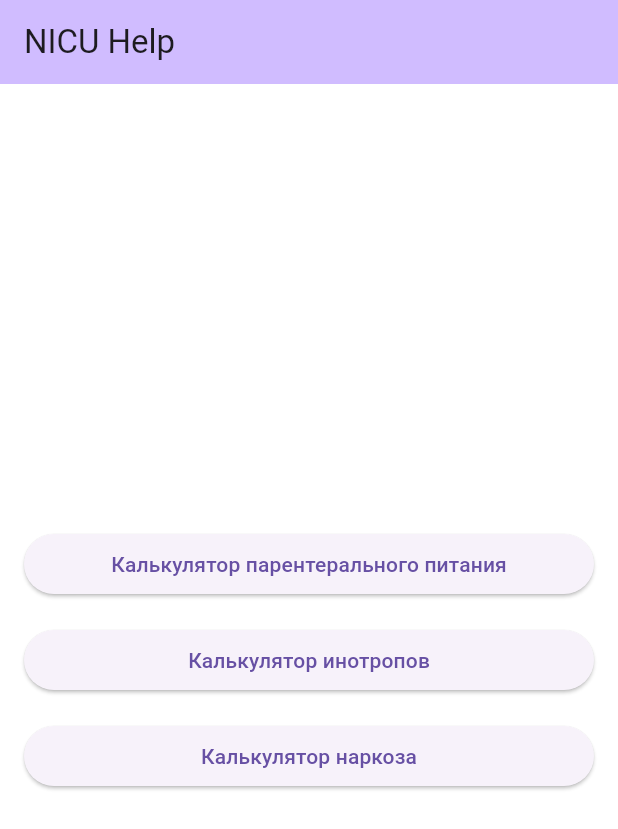
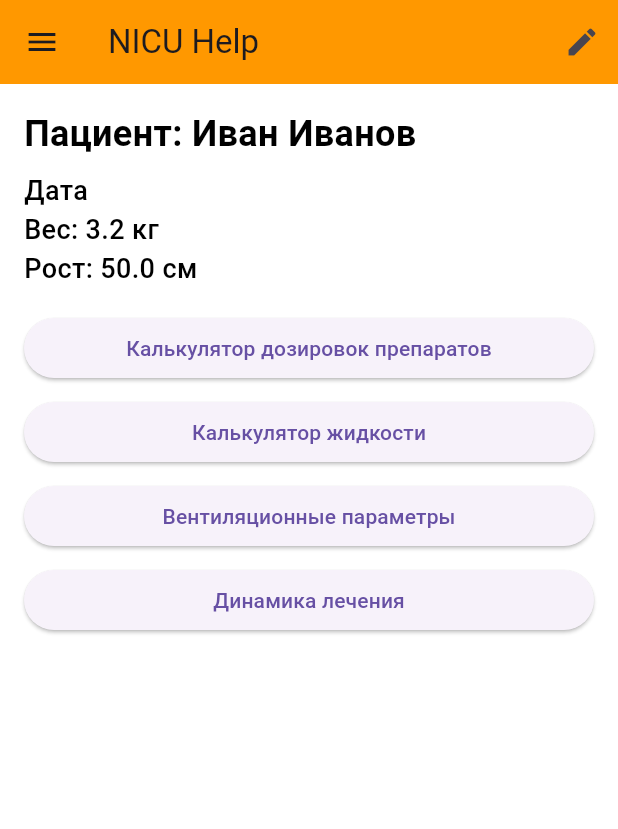
Before and after one commit to 4050/NICUHelp, a Flutter app: the screen it shows after launch, on a phone screen of 412 x 824 dp. Shown: the top 829 px of the screen. Run offline on Flutter 3.47's test engine with Material 3 defaults, Android fonts, the phone set to English and light mode, and no system bars.

Commit message:
created screen detail and work for nicu main screen

```diff
--- a/lib/features/dose_dosage_screen/view/nicu_dose_dosage_screen_view.dart
+++ b/lib/features/dose_dosage_screen/view/nicu_dose_dosage_screen_view.dart
@@ -26,14 +26,33 @@
     String dilution = _dilutionController.text;
     String weight = _weightController.text;
 
-      if (concentration.isNotEmpty && dose.isNotEmpty && dilution.isNotEmpty) {
+    if (concentration.isNotEmpty && dose.isNotEmpty && dilution.isNotEmpty && weight.isNotEmpty) {
+      // Преобразуем введенные значения в числа
+      double doseValue = double.tryParse(dose) ?? 0;
+      double concentrationValue = double.tryParse(concentration) ?? 0;
+      double weightValue = double.tryParse(weight) ?? 0;
+
+      // Формула: доза * вес * 1.44 / концентрация
+      double calculatedDose = ((doseValue * weightValue * 1.44) / concentrationValue) / 1000;
+
+      // Текстовый вывод
       _result =
-            'Препарат: $drug, растворить в $dilution мл. Концентрация: $concentration%, доза: $dose мкг/кг/мин.';
+          '$drug: расчетная доза $calculatedDose мл развести до $dilution мл. При скорости 1 мл/ч доза составит $dose мкг/кг/мин.\n';
+
+      // Таблица скоростей от 0,1 до 1 мл/ч
+      _result += 'Скорость (мл/ч) - Доза (мкг/кг/мин):\n';
+
+      for (double rate = 0.1; rate <= 1.0; rate += 0.1) {
+        // Рассчитываем дозу для каждой скорости
+        double doseAtRate = (doseValue * rate) / 1.0; // Доза пропорциональна скорости
+        _result += '${rate.toStringAsFixed(1)} мл/ч - ${doseAtRate.toStringAsFixed(2)} мкг/кг/мин\n';
+      }
     } else {
       _result = 'Заполните все поля!';
     }
   });
 }
+
 
   @override
   Widget build(BuildContext context) {
--- /dev/null
+++ b/lib/features/edit_patient_screen/view/view.dart
@@ -0,0 +1 @@
+export 'edit_patient_screen.dart';
--- a/lib/features/nicu_main_screen/view/nicu_main_screen_view.dart
+++ b/lib/features/nicu_main_screen/view/nicu_main_screen_view.dart
@@ -21,7 +21,6 @@
         padding: const EdgeInsets.all(16.0),
         child: Column(
           mainAxisAlignment: MainAxisAlignment.center,
-          crossAxisAlignment: CrossAxisAlignment.stretch,
           children: <Widget>[
             Padding(
               padding: const EdgeInsets.symmetric(vertical: 8.0),
@@ -34,7 +33,7 @@
                 },
                 child: const Text('Калькулятор парентерального питания'),
               ),
-            ),
+             ),
             Padding(
               padding: const EdgeInsets.symmetric(vertical: 8.0),
               child: ElevatedButton(
--- /dev/null
+++ b/lib/features/nicu_main_screen_new/view/nicu_main_screen_new.dart
@@ -0,0 +1,144 @@
+import 'package:flutter/material.dart';
+import 'package:nicu_help/model/patient_profile.dart';
+import 'package:nicu_help/features/edit_patient_screen/view/view.dart';
+
+class NicuHelpMainScreenNew extends StatefulWidget {
+  const NicuHelpMainScreenNew({super.key});
+
+  @override
+  State<NicuHelpMainScreenNew> createState() => _NicuHelpMainScreenNewState();
+}
+
+class _NicuHelpMainScreenNewState extends State<NicuHelpMainScreenNew> {
+  // Пример профиля пациента
+  PatientProfile patient = PatientProfile(
+    name: "Иван Иванов",
+    dateOfBirth: DateTime(2024, 1, 15),
+    weight: 3.2,
+    height: 50.0,
+  );
+
+  void _editPatient(PatientProfile updatedPatient) {
+    setState(() {
+      patient = updatedPatient;
+    });
+  }
+
+  @override
+  Widget build(BuildContext context) {
+    return Scaffold(
+      appBar: AppBar(
+        title: const Text('NICU Help'),
+        actions: [
+          IconButton(
+            icon: const Icon(Icons.edit),
+            onPressed: () {
+              Navigator.push(
+                context,
+                MaterialPageRoute(
+                  builder: (context) => EditPatientScreen(
+                    patient: patient,
+                    onSave: _editPatient,
+                  ),
+                ),
+              );
+            },
+          ),
+        ],
+      ),
+      drawer: Drawer(
+        child: ListView(
+          padding: EdgeInsets.zero,
+          children: <Widget>[
+            const DrawerHeader(
+              decoration: BoxDecoration(
+                color: Colors.blue,
+              ),
+              child: Text(
+                'NICU Help Menu',
+                style: TextStyle(
+                  color: Colors.white,
+                  fontSize: 24,
+                ),
+              ),
+            ),
+            ListTile(
+              title: const Text('История пациентов'),
+              onTap: () {
+                // Логика перехода к истории пациентов
+              },
+            ),
+            ListTile(
+              title: const Text('Протоколы интенсивной терапии'),
+              onTap: () {
+                // Логика перехода к протоколам
+              },
+            ),
+          ],
+        ),
+      ),
+      body: Padding(
+        padding: const EdgeInsets.all(16.0),
+        child: Column(
+          crossAxisAlignment: CrossAxisAlignment.start,
+          children: <Widget>[
+            // Информация о пациенте
+            Text(
+              'Пациент: ${patient.name}',
+              style: const TextStyle(fontSize: 24, fontWeight: FontWeight.bold),
+            ),
+            const SizedBox(height: 8),
+            Text(
+              'Дата рождения: ${patient.dateOfBirth.toLocal()}'.split(' ')[0],
+              style: const TextStyle(fontSize: 18),
+            ),
+            Text(
+              'Вес: ${patient.weight} кг',
+              style: const TextStyle(fontSize: 18),
+            ),
+            Text(
+              'Рост: ${patient.height} см',
+              style: const TextStyle(fontSize: 18),
+            ),
+            const SizedBox(height: 16),
+
+            // Кнопки с быстрым доступом к функциям
+            Expanded(
+              child: ListView(
+                children: [
+                  ElevatedButton(
+                    onPressed: () {
+                      Navigator.pushNamed(context, '/drug_doses');
+                    },
+                    child: const Text('Калькулятор дозировок препаратов'),
+                  ),
+                  const SizedBox(height: 8),
+                  ElevatedButton(
+                    onPressed: () {
+                      Navigator.pushNamed(context, '/fluid_calculator');
+                    },
+                    child: const Text('Калькулятор жидкости'),
+                  ),
+                  const SizedBox(height: 8),
+                  ElevatedButton(
+                    onPressed: () {
+                      Navigator.pushNamed(context, '/ventilation_parameters');
+                    },
+                    child: const Text('Вентиляционные параметры'),
+                  ),
+                  const SizedBox(height: 8),
+                  ElevatedButton(
+                    onPressed: () {
+                      Navigator.pushNamed(context, '/patient_progress');
+                    },
+                    child: const Text('Динамика лечения'),
+                  ),
+                ],
+              ),
+            ),
+          ],
+        ),
+      ),
+    );
+  }
+}
--- /dev/null
+++ b/lib/features/nicu_main_screen_new/view/view.dart
@@ -0,0 +1 @@
+export 'nicu_main_screen_new.dart';
--- /dev/null
+++ b/lib/model/patient_profile.dart
@@ -0,0 +1,14 @@
+// patient_profile.dart
+class PatientProfile {
+  String name;
+  DateTime dateOfBirth;
+  double weight;
+  double height;
+
+  PatientProfile({
+    required this.name,
+    required this.dateOfBirth,
+    required this.weight,
+    required this.height,
+  });
+}
--- a/lib/router/router.dart
+++ b/lib/router/router.dart
@@ -1,9 +1,10 @@
 import 'package:nicu_help/features/dose_dosage_screen/view/view.dart';
 import 'package:nicu_help/features/nicu_detail_screen/view/view.dart';
 import 'package:nicu_help/features/nicu_main_screen/view/view.dart';
+import 'package:nicu_help/features/nicu_main_screen_new/view/view.dart';
 
 final routes = {
-        '/': (context) => const NicuHelpMainScreen(),
+        '/': (context) => const NicuHelpMainScreenNew(),
         '/detail': (context) => const NicuHelpDetailScreen(),
         '/drug_doses': (context) => const DrugDosageScreen(),
       };
```
Also changed, not shown: lib/features/edit_patient_screen/view/edit_patient_screen.dart (added, +116 -0 lines). Lines whose indentation alone changed are shown as unchanged.
